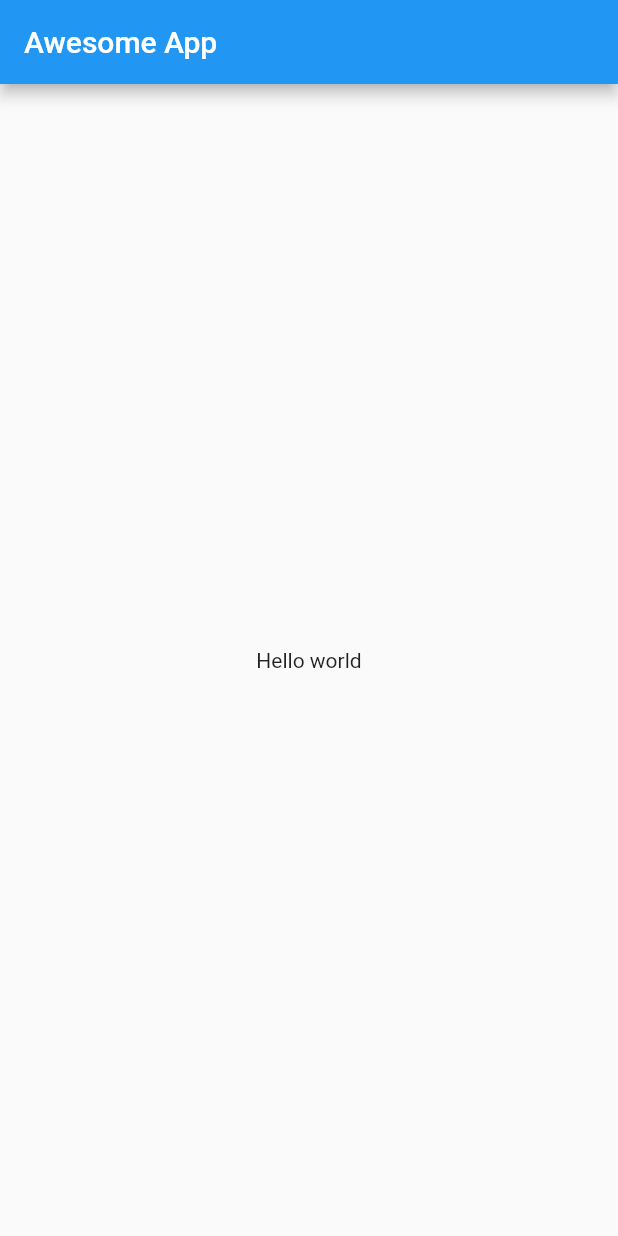
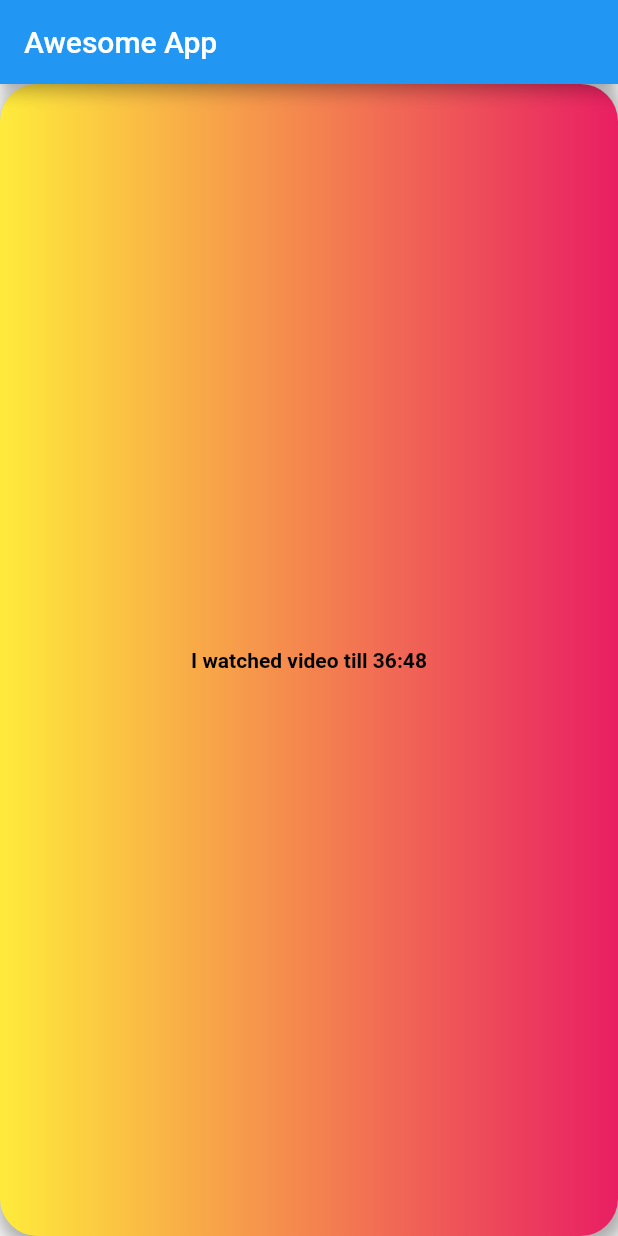
Before and after one commit to sufiyan2401/Flutter---Dart-First-Project, a Flutter app: the screen it shows after launch, on a phone screen of 412 x 824 dp. Run offline on Flutter 3.47's test engine with Material 2 defaults, Android fonts, the phone set to English and light mode, and no system bars.

Commit message:
Styling Properties !

```diff
--- a/lib/main.dart
+++ b/lib/main.dart
@@ -22,9 +22,28 @@ class HomePage extends StatelessWidget {
 
         // This is start of container
         // there are two thing in the container which is child & container
-      body: Container(
-        child: Center(child: Text("Hello world")),
+        body: Center(
+          child: Container(
+            // width: 100,
+            // height: 100,
+            alignment: Alignment.center,
+            decoration: BoxDecoration(
+                borderRadius: BorderRadius.circular(25),
+                boxShadow: [
+                  BoxShadow(
+                      color: Color.fromARGB(96, 46, 46, 46),
+                      blurRadius: 9,
+                      spreadRadius: 3,
+                      offset: Offset(2.0, 5.0))
+                ],
+                color: Colors.black,
+                gradient: LinearGradient(colors: [Colors.yellow, Colors.pink])),
+            child: Text(
+              "I watched video till 36:48",
+              style:
+                  TextStyle(color: Colors.black, fontWeight: FontWeight.bold),
             ),
-    );
+          ),
+        ));
   }
 }
```
Lines whose indentation alone changed are shown as unchanged.
